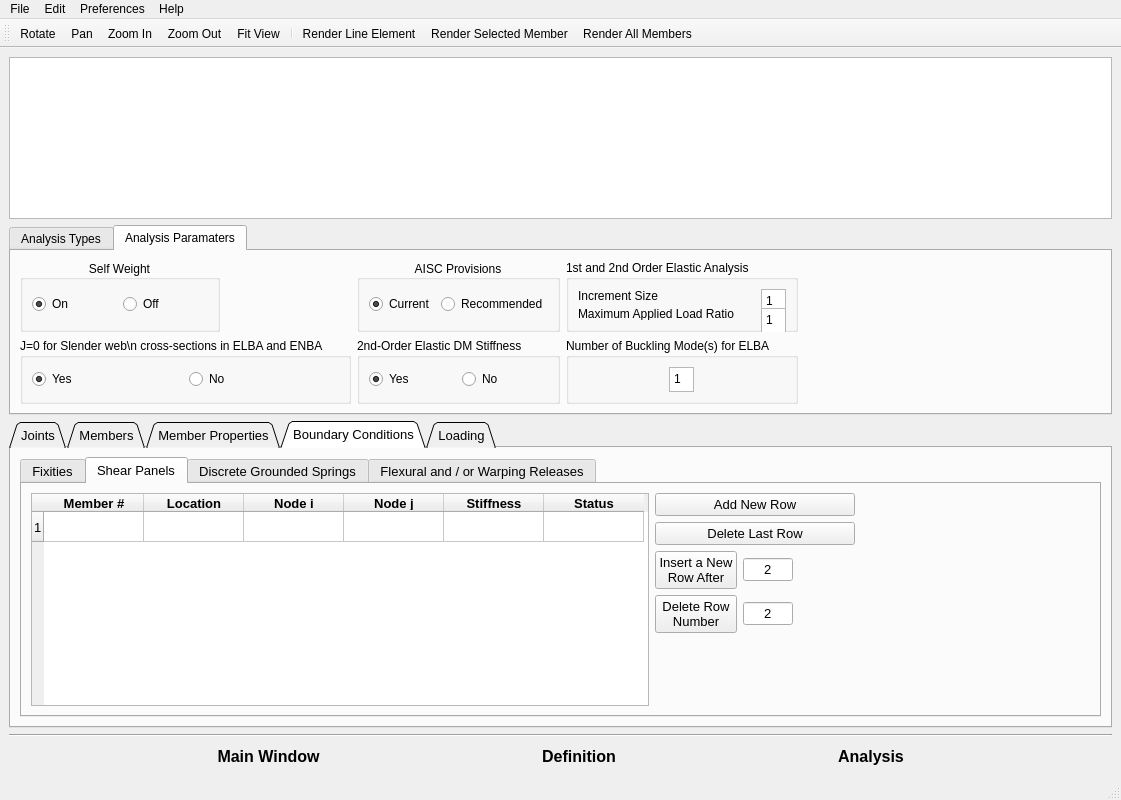
The window that GUI dev/Try1_Oguzhan/Sabre2 GUI/SABRE2-V3.ui (oguzhantogay/SABRE2_V2_local) describes before a commit, drawn with Qt 5.
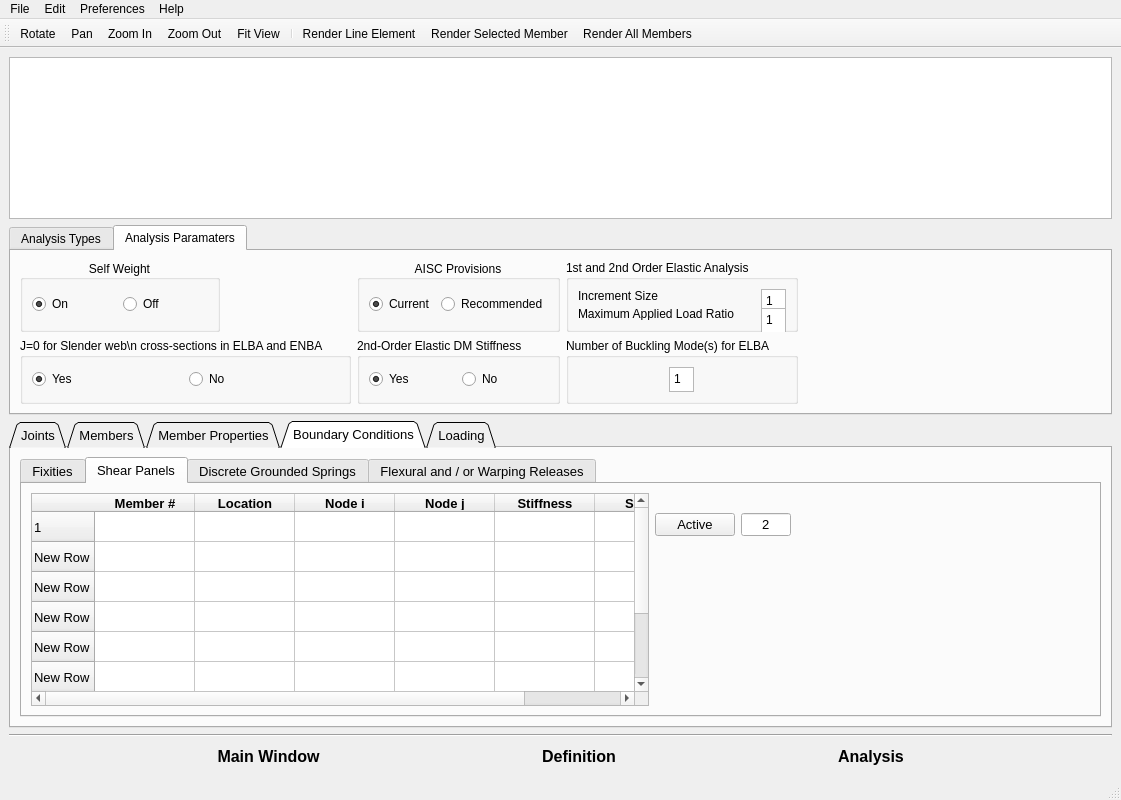
The same window after the commit. The open tabs and pages were chosen to show the change. Icons and pictures are not drawn.

The edit to the form file:
```diff
--- a/GUI dev/Try1_Oguzhan/Sabre2 GUI/SABRE2-V3.ui
+++ b/GUI dev/Try1_Oguzhan/Sabre2 GUI/SABRE2-V3.ui
@@ -1549,6 +1549,41 @@
                 <string>1</string>
                </property>
               </row>
+              <row>
+               <property name="text">
+                <string>New Row</string>
+               </property>
+              </row>
+              <row>
+               <property name="text">
+                <string>New Row</string>
+               </property>
+              </row>
+              <row>
+               <property name="text">
+                <string>New Row</string>
+               </property>
+              </row>
+              <row>
+               <property name="text">
+                <string>New Row</string>
+               </property>
+              </row>
+              <row>
+               <property name="text">
+                <string>New Row</string>
+               </property>
+              </row>
+              <row>
+               <property name="text">
+                <string>New Row</string>
+               </property>
+              </row>
+              <row>
+               <property name="text">
+                <string>New Row</string>
+               </property>
+              </row>
               <column>
                <property name="text">
                 <string>Member #</string>
@@ -1619,59 +1654,8 @@
             </item>
             <item>
              <layout class="QVBoxLayout" name="verticalLayout_6">
-              <item>
-               <widget class="QPushButton" name="Add_new_row_shear_panel">
-                <property name="maximumSize">
-                 <size>
-                  <width>200</width>
-                  <height>16777215</height>
-                 </size>
-                </property>
-                <property name="text">
-                 <string>Add New Row</string>
-                </property>
-               </widget>
-              </item>
-              <item>
-               <widget class="QPushButton" name="Delete_last_row_shear_panel">
-                <property name="minimumSize">
-                 <size>
-                  <width>0</width>
-                  <height>0</height>
-                 </size>
-                </property>
-                <property name="maximumSize">
-                 <size>
-                  <width>200</width>
-                  <height>16777215</height>
-                 </size>
-                </property>
-                <property name="text">
-                 <string>Delete Last Row</string>
-                </property>
-               </widget>
-              </item>
               <item>
                <layout class="QGridLayout" name="gridLayout_6">
-                <item row="0" column="1">
-                 <widget class="QLineEdit" name="Inser_number_shear_panel">
-                  <property name="maximumSize">
-                   <size>
-                    <width>50</width>
-                    <height>16777215</height>
-                   </size>
-                  </property>
-                  <property name="layoutDirection">
-                   <enum>Qt::LeftToRight</enum>
-                  </property>
-                  <property name="text">
-                   <string>2</string>
-                  </property>
-                  <property name="alignment">
-                   <set>Qt::AlignCenter</set>
-                  </property>
-                 </widget>
-                </item>
                 <item row="1" column="1">
                  <widget class="QLineEdit" name="Delete_number_shear_panel">
                   <property name="maximumSize">
@@ -1688,37 +1672,6 @@
                   </property>
                  </widget>
                 </item>
-                <item row="0" column="0">
-                 <widget class="QPushButton" name="Insert_new_row_button_shear_panel">
-                  <property name="enabled">
-                   <bool>true</bool>
-                  </property>
-                  <property name="maximumSize">
-                   <size>
-                    <width>150</width>
-                    <height>16777215</height>
-                   </size>
-                  </property>
-                  <property name="text">
-                   <string>Insert a New 
-Row After</string>
-                  </property>
-                 </widget>
-                </item>
-                <item row="1" column="0">
-                 <widget class="QPushButton" name="Delete_new_row_button_shear_panel">
-                  <property name="maximumSize">
-                   <size>
-                    <width>150</width>
-                    <height>16777215</height>
-                   </size>
-                  </property>
-                  <property name="text">
-                   <string>Delete Row 
-Number</string>
-                  </property>
-                 </widget>
-                </item>
                 <item row="0" column="2">
                  <spacer name="horizontalSpacer_6">
                   <property name="orientation">
@@ -1732,6 +1685,19 @@
                   </property>
                  </spacer>
                 </item>
+                <item row="1" column="0">
+                 <widget class="QPushButton" name="Delete_new_row_button_shear_panel">
+                  <property name="maximumSize">
+                   <size>
+                    <width>150</width>
+                    <height>16777215</height>
+                   </size>
+                  </property>
+                  <property name="text">
+                   <string>Active</string>
+                  </property>
+                 </widget>
+                </item>
                </layout>
               </item>
               <item>
```
Left out of the diff: 2 changed lines with no effect on the pictures.
